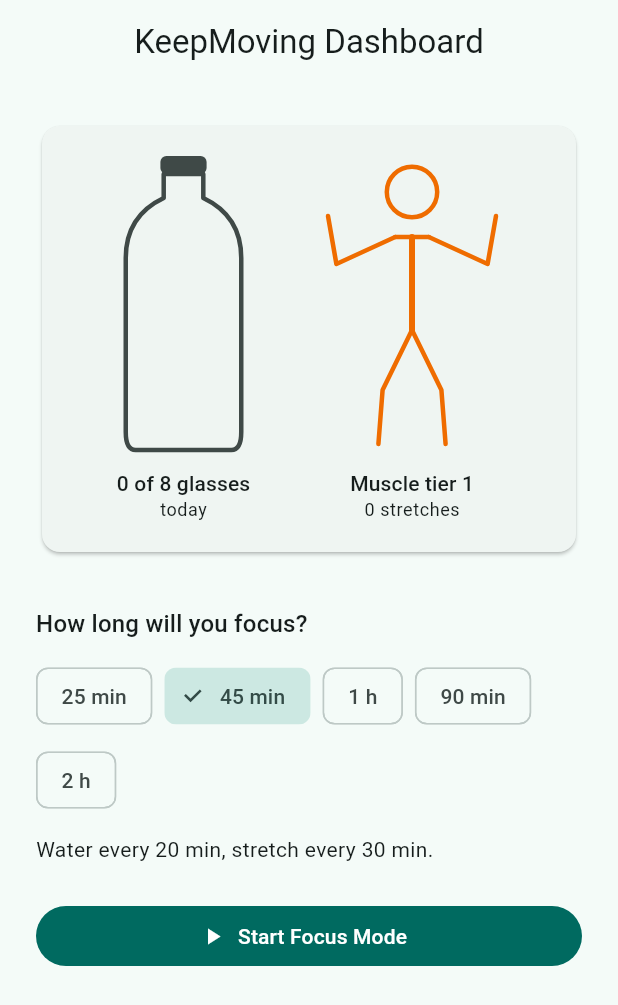
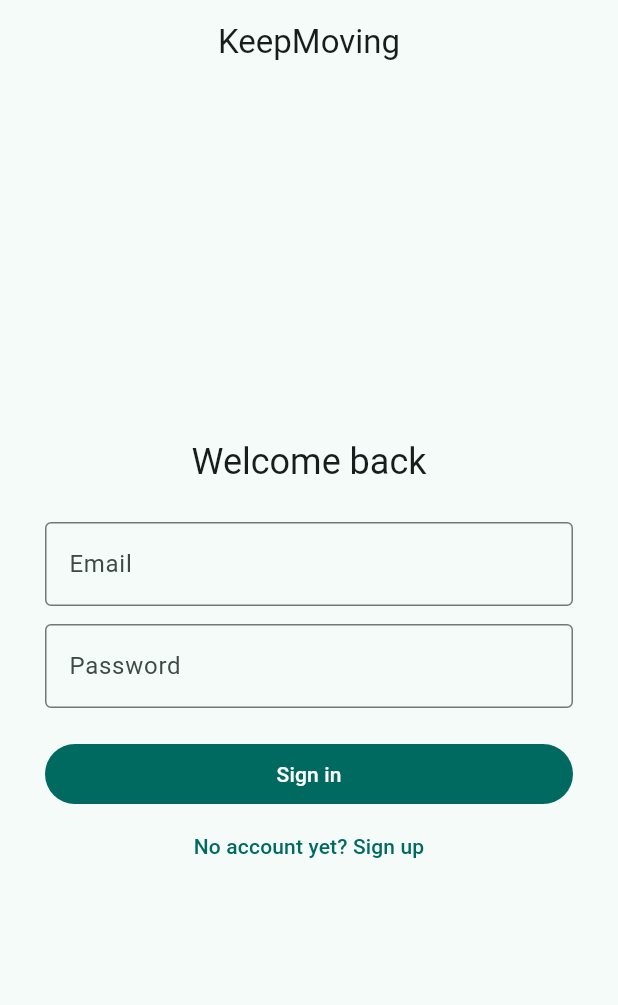
Before and after one commit to DominikaMendyk/KeepMoving, a Flutter app: the screen it shows after launch, on a phone screen of 412 x 824 dp. Shown: the top 1005 px of the screen. Run offline on Flutter 3.47's test engine with Material 3 defaults, Android fonts, the phone set to English and light mode, and no system bars; our stand-ins replace cloud_firestore, firebase_auth, firebase_core, flutter_local_notifications, shared_preferences; accounts and stored records are empty; generated files the repository leaves out were written again.

Commit message:
Implemented Firebase integration. Progress is saved in the cloud, and visible on all logged in devices.

```diff
--- /dev/null
+++ b/lib/core/day_key.dart
@@ -0,0 +1,2 @@
+/// One format for "today" everywhere (local prefs and Firestore).
+String dayKey(DateTime n) => '${n.year}-${n.month}-${n.day}';
--- a/lib/main.dart
+++ b/lib/main.dart
@@ -1,15 +1,21 @@
+import 'package:firebase_core/firebase_core.dart';
 import 'package:flutter/material.dart';
 import 'package:provider/provider.dart';
 import 'package:shared_preferences/shared_preferences.dart';
 
-import 'screens/home_screen.dart';
+import 'firebase_options.dart';
+import 'screens/auth_gate.dart';
+import 'services/auth_service.dart';
+import 'services/firestore_service.dart';
 import 'services/notification_service.dart';
 import 'state/progress_controller.dart';
 import 'state/session_controller.dart';
 
 Future<void> main() async {
   WidgetsFlutterBinding.ensureInitialized();
-
+  await Firebase.initializeApp(
+    options: DefaultFirebaseOptions.currentPlatform,
+  );
   final prefs = await SharedPreferences.getInstance();
   final notifications = NotificationService();
   await notifications.init();
@@ -31,7 +37,11 @@ class KeepMovingApp extends StatelessWidget {
   Widget build(BuildContext context) {
     return MultiProvider(
       providers: [
-        ChangeNotifierProvider(create: (_) => ProgressController(prefs)),
+        Provider(create: (_) => AuthService()),
+        Provider(create: (_) => FirestoreService()),
+        ChangeNotifierProvider(
+          create: (ctx) => ProgressController(prefs, ctx.read<FirestoreService>()),
+        ),
         ChangeNotifierProvider(
           create: (_) => SessionController(onReminder: notifications.showReminder),
         ),
@@ -42,7 +52,7 @@ class KeepMovingApp extends StatelessWidget {
           colorScheme: ColorScheme.fromSeed(seedColor: Colors.teal),
           useMaterial3: true,
         ),
-        home: const HomeScreen(),
+        home: const AuthGate(),
         debugShowCheckedModeBanner: false,
       ),
     );
--- /dev/null
+++ b/lib/screens/auth_gate.dart
@@ -0,0 +1,54 @@
+import 'dart:async';
+
+import 'package:firebase_auth/firebase_auth.dart';
+import 'package:flutter/material.dart';
+import 'package:provider/provider.dart';
+
+import '../services/auth_service.dart';
+import '../state/progress_controller.dart';
+import 'auth_screen.dart';
+import 'home_screen.dart';
+
+/// Shows AuthScreen or HomeScreen depending on login state, and tells
+/// ProgressController who is signed in so it can sync.
+class AuthGate extends StatefulWidget {
+  const AuthGate({super.key});
+
+  @override
+  State<AuthGate> createState() => _AuthGateState();
+}
+
+class _AuthGateState extends State<AuthGate> {
+  StreamSubscription<User?>? _sub;
+
+  @override
+  void initState() {
+    super.initState();
+    final progress = context.read<ProgressController>();
+    _sub = context
+        .read<AuthService>()
+        .authStateChanges
+        .listen((user) => progress.bindUser(user?.uid));
+  }
+
+  @override
+  void dispose() {
+    _sub?.cancel();
+    super.dispose();
+  }
+
+  @override
+  Widget build(BuildContext context) {
+    return StreamBuilder<User?>(
+      stream: context.read<AuthService>().authStateChanges,
+      builder: (context, snap) {
+        if (snap.connectionState == ConnectionState.waiting) {
+          return const Scaffold(
+            body: Center(child: CircularProgressIndicator()),
+          );
+        }
+        return snap.data == null ? const AuthScreen() : const HomeScreen();
+      },
+    );
+  }
+}
--- /dev/null
+++ b/lib/screens/auth_screen.dart
@@ -0,0 +1,143 @@
+import 'package:firebase_auth/firebase_auth.dart';
+import 'package:flutter/material.dart';
+import 'package:provider/provider.dart';
+
+import '../services/auth_service.dart';
+
+/// Sign in / create account. No navigation needed: AuthGate swaps this screen
+/// for HomeScreen as soon as Firebase reports a signed-in user.
+class AuthScreen extends StatefulWidget {
+  const AuthScreen({super.key});
+
+  @override
+  State<AuthScreen> createState() => _AuthScreenState();
+}
+
+class _AuthScreenState extends State<AuthScreen> {
+  final _formKey = GlobalKey<FormState>();
+  final _email = TextEditingController();
+  final _password = TextEditingController();
+  bool _isSignUp = false;
+  bool _busy = false;
+  String? _error;
+
+  @override
+  void dispose() {
+    _email.dispose();
+    _password.dispose();
+    super.dispose();
+  }
+
+  Future<void> _submit() async {
+    if (!_formKey.currentState!.validate()) return;
+    final auth = context.read<AuthService>();
+    setState(() {
+      _busy = true;
+      _error = null;
+    });
+    try {
+      if (_isSignUp) {
+        await auth.signUp(_email.text, _password.text);
+      } else {
+        await auth.signIn(_email.text, _password.text);
+      }
+    } on FirebaseAuthException catch (e) {
+      if (mounted) setState(() => _error = AuthService.messageFor(e));
+    } catch (_) {
+      if (mounted) setState(() => _error = 'Something went wrong.');
+    } finally {
+      if (mounted) setState(() => _busy = false);
+    }
+  }
+
+  @override
+  Widget build(BuildContext context) {
+    final text = Theme.of(context).textTheme;
+
+    return Scaffold(
+      appBar: AppBar(title: const Text('KeepMoving'), centerTitle: true),
+      body: Center(
+        child: ConstrainedBox(
+          constraints: const BoxConstraints(maxWidth: 400),
+          child: Form(
+            key: _formKey,
+            child: ListView(
+              shrinkWrap: true,
+              padding: const EdgeInsets.all(24),
+              children: [
+                Text(
+                  _isSignUp ? 'Create account' : 'Welcome back',
+                  style: text.headlineSmall,
+                  textAlign: TextAlign.center,
+                ),
+                const SizedBox(height: 24),
+                TextFormField(
+                  controller: _email,
+                  keyboardType: TextInputType.emailAddress,
+                  autofillHints: const [AutofillHints.email],
+                  decoration: const InputDecoration(
+                    labelText: 'Email',
+                    border: OutlineInputBorder(),
+                  ),
+                  validator: (v) => (v == null || !v.contains('@'))
+                      ? 'Enter a valid email'
+                      : null,
+                ),
+                const SizedBox(height: 12),
+                TextFormField(
+                  controller: _password,
+                  obscureText: true,
+                  autofillHints: [
+                    _isSignUp
+                        ? AutofillHints.newPassword
+                        : AutofillHints.password,
+                  ],
+                  decoration: const InputDecoration(
+                    labelText: 'Password',
+                    border: OutlineInputBorder(),
+                  ),
+                  onFieldSubmitted: (_) => _submit(),
+                  validator: (v) => (v == null || v.length < 6)
+                      ? 'At least 6 characters'
+                      : null,
+                ),
+                if (_error != null) ...[
+                  const SizedBox(height: 12),
+                  Text(
+                    _error!,
+                    style: TextStyle(color: Theme.of(context).colorScheme.error),
+                    textAlign: TextAlign.center,
+                  ),
+                ],
+                const SizedBox(height: 20),
+                FilledButton(
+                  onPressed: _busy ? null : _submit,
+                  child: _busy
+                      ? const SizedBox(
+                          height: 20,
+                          width: 20,
+                          child: CircularProgressIndicator(strokeWidth: 2),
+                        )
+                      : Text(_isSignUp ? 'Sign up' : 'Sign in'),
+                ),
+                TextButton(
+                  onPressed: _busy
+                      ? null
+                      : () => setState(() {
+                            _isSignUp = !_isSignUp;
+                            _error = null;
+                          }),
+                  child: Text(
+                    _isSignUp
+                        ? 'Already have an account? Sign in'
+                        : 'No account yet? Sign up',
+                  ),
+                ),
+              ],
+            ),
+          ),
+        ),
+      ),
+    );
+  }
+}
--- /dev/null
+++ b/lib/services/auth_service.dart
@@ -0,0 +1,53 @@
+import 'package:firebase_auth/firebase_auth.dart';
+
+class AuthService {
+  AuthService({FirebaseAuth? auth}) : _auth = auth ?? FirebaseAuth.instance;
+
+  final FirebaseAuth _auth;
+
+  Stream<User?> get authStateChanges => _auth.authStateChanges();
+
+  User? get currentUser => _auth.currentUser;
+
+  Future<User?> signUp(String email, String password) async {
+    final cred = await _auth.createUserWithEmailAndPassword(
+      email: email.trim(),
+      password: password,
+    );
+    return cred.user;
+  }
+
+  Future<User?> signIn(String email, String password) async {
+    final cred = await _auth.signInWithEmailAndPassword(
+      email: email.trim(),
+      password: password,
+    );
+    return cred.user;
+  }
+
+  Future<void> signOut() => _auth.signOut();
+
+  /// Turns Firebase error codes into text that is safe to show the user.
+  static String messageFor(FirebaseAuthException e) {
+    switch (e.code) {
+      case 'invalid-email':
+        return 'That email address is not valid.';
+      case 'user-disabled':
+        return 'This account has been disabled.';
+      case 'user-not-found':
+      case 'wrong-password':
+      case 'invalid-credential':
+        return 'Wrong email or password.';
+      case 'email-already-in-use':
+        return 'An account with this email already exists.';
+      case 'weak-password':
+        return 'Password must be at least 6 characters.';
+      case 'network-request-failed':
+        return 'No connection. Check your internet and try again.';
+      case 'too-many-requests':
+        return 'Too many attempts. Try again later.';
+      default:
+        return 'Something went wrong (${e.code}).';
+    }
+  }
+}
--- /dev/null
+++ b/lib/services/firestore_service.dart
@@ -0,0 +1,39 @@
+import 'package:cloud_firestore/cloud_firestore.dart';
+
+import '../core/day_key.dart';
+import '../models/user_stats.dart';
+
+/// Path: users/{uid}
+/// Fields: glassesToday (int), totalStretches (int), lastUpdatedDay (String)
+class FirestoreService {
+  FirestoreService({FirebaseFirestore? db})
+      : _db = db ?? FirebaseFirestore.instance;
+
+  final FirebaseFirestore _db;
+
+  DocumentReference<Map<String, dynamic>> _doc(String uid) =>
+      _db.collection('users').doc(uid);
+
+  /// Returns null if the user has no document yet.
+  /// If the stored day is not today, glassesToday comes back as 0
+  /// (the bottle empties overnight).
+  Future<UserStats?> loadStats(String uid, {String? today}) async {
+    final data = (await _doc(uid).get()).data();
+    if (data == null) return null;
+
+    final isToday =
+        data['lastUpdatedDay'] == (today ?? dayKey(DateTime.now()));
+    return UserStats(
+      glassesToday: isToday ? (data['glassesToday'] as num?)?.toInt() ?? 0 : 0,
+      totalStretches: (data['totalStretches'] as num?)?.toInt() ?? 0,
+    );
+  }
+
+  Future<void> saveStats(String uid, UserStats stats, {String? day}) {
+    return _doc(uid).set({
+      'glassesToday': stats.glassesToday,
+      'totalStretches': stats.totalStretches,
+      'lastUpdatedDay': day ?? dayKey(DateTime.now()),
+    }, SetOptions(merge: true));
+  }
+}
--- a/pubspec.yaml
+++ b/pubspec.yaml
@@ -9,6 +9,9 @@ environment:
 dependencies:
   flutter:
     sdk: flutter
+  firebase_core: ^5.1.0
+  firebase_auth: ^7.0.1
+  cloud_firestore: ^7.1.0
   provider: ^6.1.5
   shared_preferences: ^2.5.3
   flutter_local_notifications: ^22.3.3
```
Also changed, not shown: lib/screens/home_screen.dart (+11 -3 lines), lib/state/progress_controller.dart (+78 -7 lines), pubspec.lock, 6 other files.
